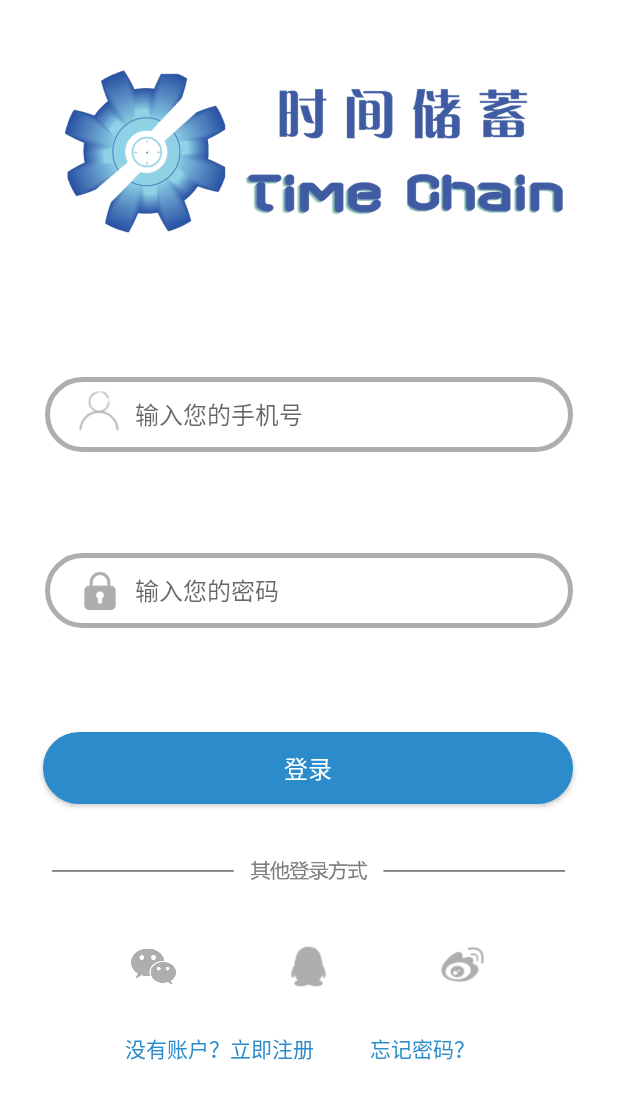
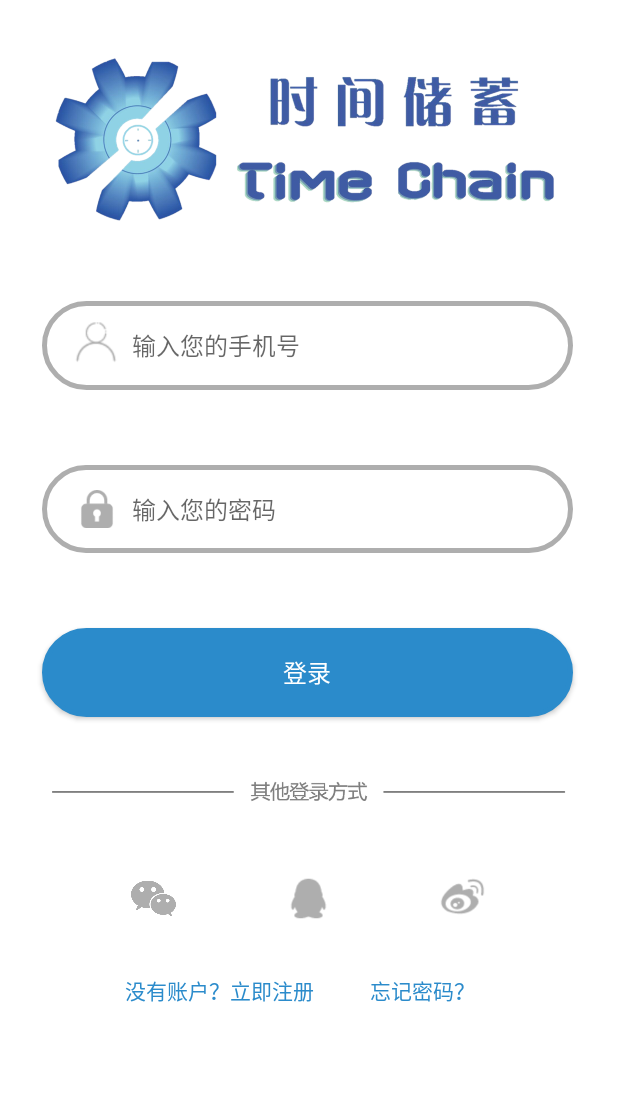
Before and after one commit to 449627440/TimeSaving, an Android app: the screen it shows after launch (LoginActivity), on a phone screen of 412 x 824 dp. Shown: the top 1099 px of the screen. Run offline under Robolectric (Android 15) with nearby library versions, the phone set to English and light mode, and no system bars; libraries missing offline, so code that uses them is left out: cn.bmob.v3; 2 statements that could not run were skipped.

Commit message:
login改善

```diff
--- a/app/src/main/res/layout/activity_login.xml
+++ b/app/src/main/res/layout/activity_login.xml
@@ -11,11 +11,8 @@
         android:id="@+id/imageView2"
         android:layout_width="343dp"
         android:layout_height="186dp"
-        android:layout_marginTop="8dp"
-        android:layout_marginBottom="8dp"
         app:layout_constraintBottom_toBottomOf="parent"
         app:layout_constraintEnd_toEndOf="parent"
-        app:layout_constraintHorizontal_bias="0.59"
         app:layout_constraintStart_toStartOf="parent"
         app:layout_constraintTop_toTopOf="parent"
         app:layout_constraintVertical_bias="0.0"
@@ -23,66 +20,53 @@
 
     <EditText
         android:id="@+id/editText2"
-        android:layout_width="match_parent"
-        android:layout_height="50dp"
-        android:layout_marginStart="30dp"
-        android:layout_marginTop="8dp"
-        android:layout_marginEnd="30dp"
-        android:layout_marginBottom="8dp"
+        android:layout_width="0dp"
+        android:layout_height="0dp"
         android:background="@drawable/shape_edittext"
         android:hint="输入您的手机号"
         android:inputType="phone"
         android:textSize="16sp"
-        app:layout_constraintBottom_toBottomOf="parent"
-        app:layout_constraintEnd_toEndOf="parent"
-        app:layout_constraintHorizontal_bias="0.0"
-        app:layout_constraintStart_toStartOf="parent"
-        app:layout_constraintTop_toBottomOf="@+id/imageView2"
-        app:layout_constraintVertical_bias="0.087" />
+        app:layout_constraintBottom_toTopOf="@+id/guideline18"
+        app:layout_constraintEnd_toStartOf="@+id/guideline20"
+        app:layout_constraintStart_toStartOf="@+id/guideline19"
+        app:layout_constraintTop_toTopOf="@+id/guideline17" />
 
     <EditText
         android:id="@+id/editText"
-        android:layout_width="match_parent"
-        android:layout_height="50dp"
-        android:layout_marginStart="30dp"
-        android:layout_marginTop="8dp"
-        android:layout_marginEnd="30dp"
-        android:layout_marginBottom="8dp"
+        android:layout_width="0dp"
+        android:layout_height="0dp"
         android:background="@drawable/shape_edittext"
         android:hint="输入您的密码"
         android:inputType="textPassword"
         android:textSize="16sp"
-        app:layout_constraintBottom_toBottomOf="parent"
-        app:layout_constraintEnd_toEndOf="parent"
-        app:layout_constraintStart_toStartOf="parent"
-        app:layout_constraintTop_toBottomOf="@+id/editText2"
-        app:layout_constraintVertical_bias="0.13" />
+        app:layout_constraintBottom_toTopOf="@+id/guideline22"
+        app:layout_constraintEnd_toStartOf="@+id/guideline20"
+        app:layout_constraintStart_toStartOf="@+id/guideline19"
+        app:layout_constraintTop_toTopOf="@+id/guideline21" />
 
     <android.support.constraint.Guideline
         android:id="@+id/guideline"
         android:layout_width="wrap_content"
         android:layout_height="wrap_content"
         android:orientation="vertical"
+        app:layout_constraintBottom_toBottomOf="parent"
         app:layout_constraintEnd_toEndOf="parent"
         app:layout_constraintGuide_begin="205dp"
-        app:layout_constraintStart_toStartOf="parent" />
+        app:layout_constraintStart_toStartOf="parent"
+        app:layout_constraintTop_toTopOf="parent" />
 
     <Button
         android:id="@+id/button"
-        android:layout_width="353dp"
-        android:layout_height="wrap_content"
-        android:layout_marginTop="8dp"
-        android:layout_marginBottom="8dp"
+        android:layout_width="0dp"
+        android:layout_height="0dp"
         android:background="@drawable/shape_button"
         android:text="登录"
         android:textColor="@color/white"
         android:textSize="16sp"
-        app:layout_constraintBottom_toBottomOf="parent"
-        app:layout_constraintEnd_toEndOf="parent"
-        app:layout_constraintHorizontal_bias="0.493"
-        app:layout_constraintStart_toStartOf="parent"
-        app:layout_constraintTop_toBottomOf="@+id/editText"
-        app:layout_constraintVertical_bias="0.18" />
+        app:layout_constraintBottom_toTopOf="@+id/guideline24"
+        app:layout_constraintEnd_toStartOf="@+id/guideline20"
+        app:layout_constraintStart_toStartOf="@+id/guideline19"
+        app:layout_constraintTop_toTopOf="@+id/guideline23" />
 
     <ImageView
         android:id="@+id/imageView"
@@ -202,5 +186,85 @@
         app:layout_constraintTop_toTopOf="@+id/editText"
         app:srcCompat="@drawable/welcome_password" />
 
+    <android.support.constraint.Guideline
+        android:id="@+id/guideline17"
+        android:layout_width="wrap_content"
+        android:layout_height="wrap_content"
+        android:orientation="horizontal"
+        app:layout_constraintBottom_toBottomOf="parent"
+        app:layout_constraintEnd_toEndOf="parent"
+        app:layout_constraintGuide_begin="201dp"
+        app:layout_constraintStart_toStartOf="parent"
+        app:layout_constraintTop_toTopOf="parent" />
+
+    <android.support.constraint.Guideline
+        android:id="@+id/guideline18"
+        android:layout_width="wrap_content"
+        android:layout_height="wrap_content"
+        android:orientation="horizontal"
+        app:layout_constraintBottom_toBottomOf="parent"
+        app:layout_constraintEnd_toEndOf="parent"
+        app:layout_constraintGuide_begin="260dp"
+        app:layout_constraintStart_toStartOf="parent"
+        app:layout_constraintTop_toTopOf="parent" />
+
+    <android.support.constraint.Guideline
+        android:id="@+id/guideline19"
+        android:layout_width="wrap_content"
+        android:layout_height="wrap_content"
+        android:orientation="vertical"
+        app:layout_constraintBottom_toBottomOf="parent"
+        app:layout_constraintEnd_toEndOf="parent"
+        app:layout_constraintGuide_begin="28dp"
+        app:layout_constraintStart_toStartOf="parent"
+        app:layout_constraintTop_toTopOf="parent" />
+
+    <android.support.constraint.Guideline
+        android:id="@+id/guideline20"
+        android:layout_width="wrap_content"
+        android:layout_height="wrap_content"
+        android:orientation="vertical"
+        app:layout_constraintBottom_toBottomOf="parent"
+        app:layout_constraintEnd_toEndOf="parent"
+        app:layout_constraintGuide_begin="382dp"
+        app:layout_constraintStart_toStartOf="parent"
+        app:layout_constraintTop_toTopOf="parent" />
+
+    <android.support.constraint.Guideline
+        android:id="@+id/guideline21"
+        android:layout_width="wrap_content"
+        android:layout_height="wrap_content"
+        android:orientation="horizontal"
+        app:layout_constraintBottom_toBottomOf="parent"
+        app:layout_constraintEnd_toEndOf="parent"
+        app:layout_constraintGuide_begin="310dp"
+        app:layout_constraintStart_toStartOf="parent"
+        app:layout_constraintTop_toTopOf="parent" />
+
+    <android.support.constraint.Guideline
+        android:id="@+id/guideline22"
+        android:layout_width="wrap_content"
+        android:layout_height="wrap_content"
+        android:orientation="horizontal"
+        app:layout_constraintGuide_begin="369dp" />
+
+    <android.support.constraint.Guideline
+        android:id="@+id/guideline23"
+        android:layout_width="wrap_content"
+        android:layout_height="wrap_content"
+        android:orientation="horizontal"
+        app:layout_constraintBottom_toBottomOf="parent"
+        app:layout_constraintEnd_toEndOf="parent"
+        app:layout_constraintGuide_begin="419dp"
+        app:layout_constraintStart_toStartOf="parent"
+        app:layout_constraintTop_toTopOf="parent" />
+
+    <android.support.constraint.Guideline
+        android:id="@+id/guideline24"
+        android:layout_width="wrap_content"
+        android:layout_height="wrap_content"
+        android:orientation="horizontal"
+        app:layout_constraintGuide_begin="478dp" />
+
 
 </android.support.constraint.ConstraintLayout>
```
